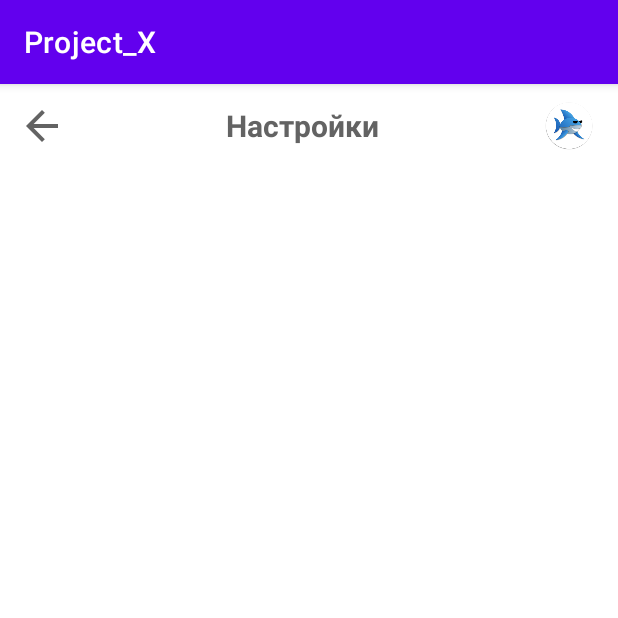
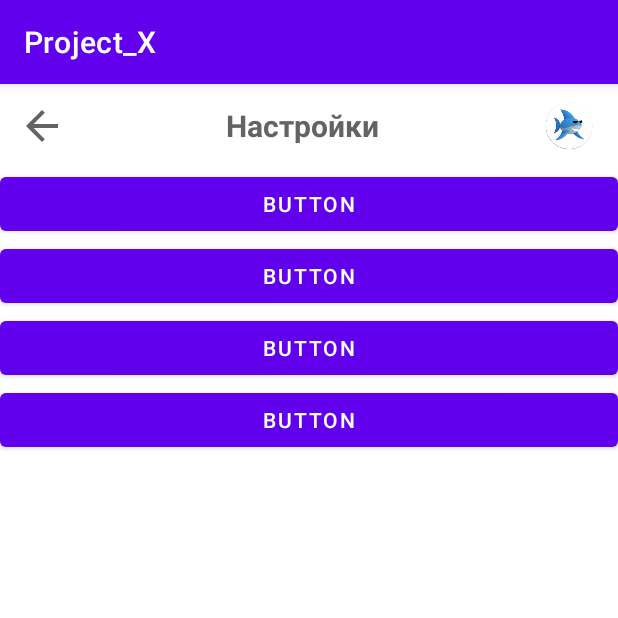
Before and after one commit to ShilinaAle/first_common_project, an Android app: the Settings screen opened directly, with no data from a screen before it, on a phone screen of 412 x 824 dp, the top half of it. Run offline under Robolectric (Android 15) with nearby library versions, the phone set to English and light mode, and no system bars.

Commit message:
Added layout

```diff
--- a/SRC/Project_X/app/src/main/res/layout/activity_settings.xml
+++ b/SRC/Project_X/app/src/main/res/layout/activity_settings.xml
@@ -14,6 +14,34 @@
         <include
             layout="@layout/other_toolbar" />
 
+        <Button
+            android:id="@+id/button5"
+            android:layout_width="match_parent"
+            android:layout_height="wrap_content"
+            android:text="Button"
+            android:onClick = "ClickBut1"/>
+
+        <Button
+            android:id="@+id/button6"
+            android:layout_width="match_parent"
+            android:layout_height="wrap_content"
+            android:text="Button"
+            android:onClick = "ClickBut2"/>
+
+        <Button
+            android:id="@+id/button7"
+            android:layout_width="match_parent"
+            android:layout_height="wrap_content"
+            android:text="Button"
+            android:onClick = "ClickBut3"/>
+
+        <Button
+            android:id="@+id/button8"
+            android:layout_width="match_parent"
+            android:layout_height="wrap_content"
+            android:text="Button"
+            android:onClick = "ClickBut4"/>
+
     </LinearLayout>
 
 </androidx.constraintlayout.widget.ConstraintLayout>
```
